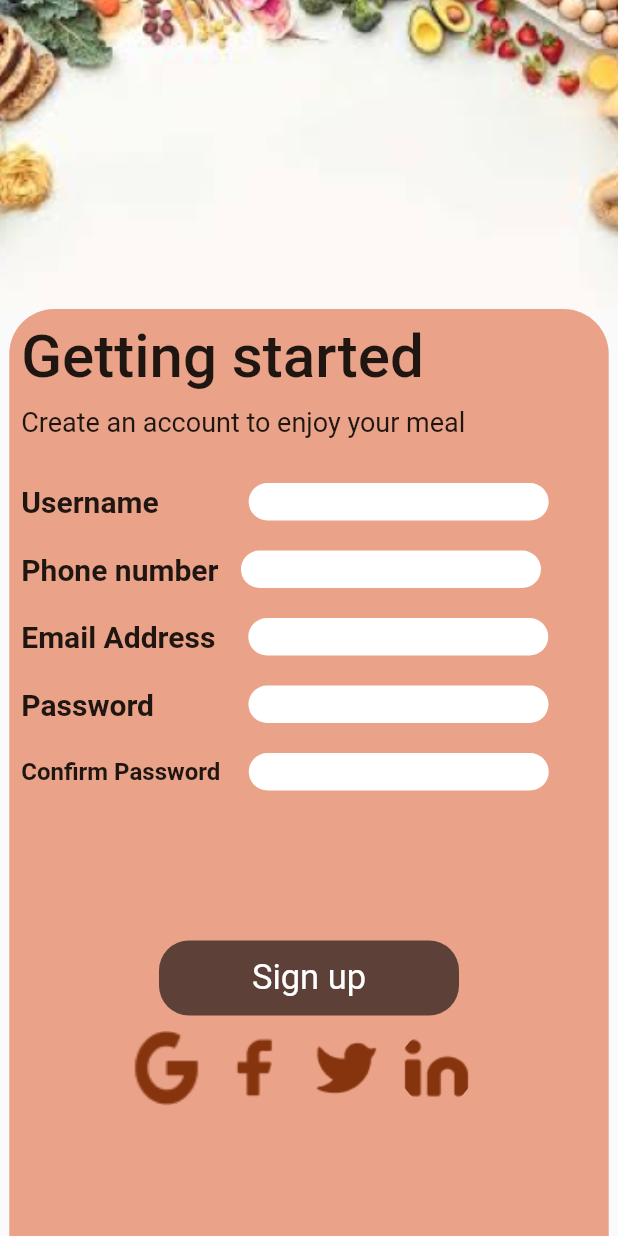
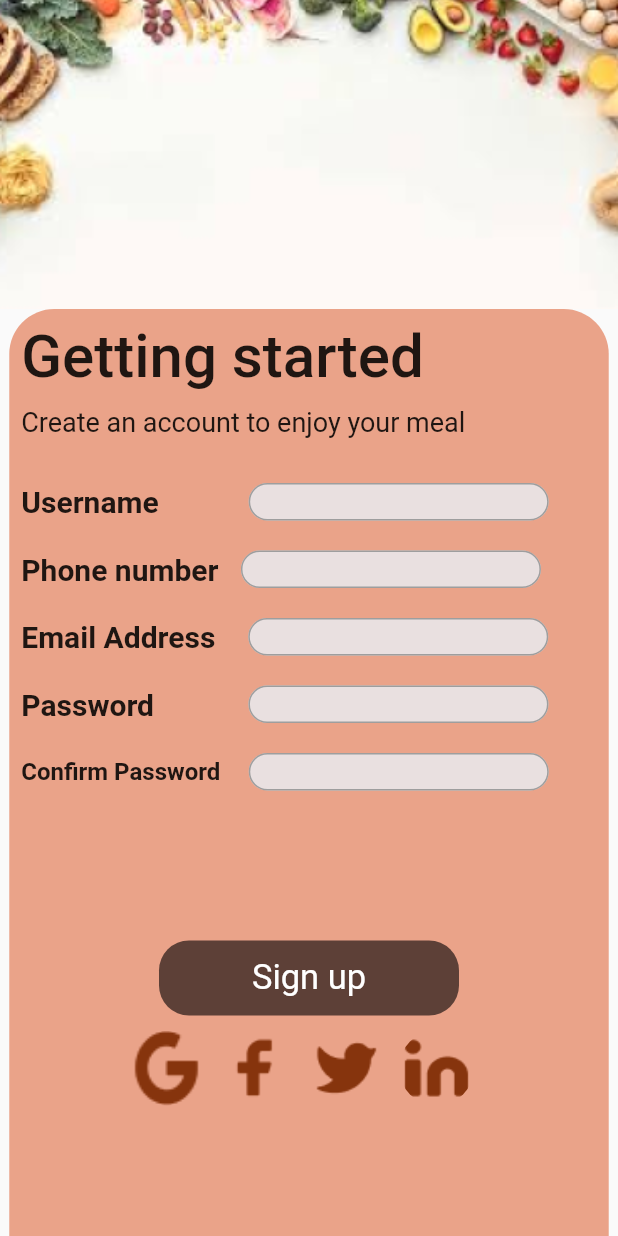
Before and after one commit to Opeoluwa-Muritala/restaurant_application, a Flutter app: the screen it shows after launch, after a tap on "Don't have an account?", on a phone screen of 412 x 824 dp. Run offline on Flutter 3.47's test engine with Material 2 defaults, Android fonts, the phone set to English and light mode, and no system bars; our stand-ins replace font_awesome_flutter; missing offline and left inert: dart:html.

Commit message:
third commit

```diff
--- a/lib/screens/create.dart
+++ b/lib/screens/create.dart
@@ -74,22 +74,20 @@ class _SignupState extends State<Signup> {
                         SizedBox(
                           width: 55,
                         ),
-                        Container(
-                          decoration: BoxDecoration(
-                            borderRadius: BorderRadius.circular(20),
-                            color: Colors.white,
-                          ),
-                          child: SizedBox(
+                        SizedBox(
                           height: 25,
                           width: 200,
-                            child: TextFormField(
-                              obscureText: false,
+                          child: TextField(
                             decoration: InputDecoration(
-                                contentPadding:
-                                    EdgeInsets.only(left: 10, bottom: 15),
+                                enabledBorder: OutlineInputBorder(
+                                    borderSide: BorderSide(color: Colors.grey),
+                                    borderRadius: BorderRadius.circular(20.0)),
+                                focusedBorder: OutlineInputBorder(
+                                    borderSide: BorderSide(color: Colors.brown),
+                                    borderRadius: BorderRadius.circular(20.0)),
                                 border: InputBorder.none,
-                              ),
-                            ),
+                                filled: true,
+                                fillColor: Color.fromARGB(255, 233, 224, 224)),
                           ),
                         ),
                       ],
@@ -107,22 +105,20 @@ class _SignupState extends State<Signup> {
                         SizedBox(
                           width: 10,
                         ),
-                        Container(
-                          decoration: BoxDecoration(
-                            borderRadius: BorderRadius.circular(20),
-                            color: Colors.white,
-                          ),
-                          child: SizedBox(
+                        SizedBox(
                           height: 25,
                           width: 200,
-                            child: TextFormField(
-                              obscureText: false,
+                          child: TextField(
                             decoration: InputDecoration(
-                                contentPadding:
-                                    EdgeInsets.only(left: 10, bottom: 15),
+                                enabledBorder: OutlineInputBorder(
+                                    borderSide: BorderSide(color: Colors.grey),
+                                    borderRadius: BorderRadius.circular(20.0)),
+                                focusedBorder: OutlineInputBorder(
+                                    borderSide: BorderSide(color: Colors.brown),
+                                    borderRadius: BorderRadius.circular(20.0)),
                                 border: InputBorder.none,
-                              ),
-                            ),
+                                filled: true,
+                                fillColor: Color.fromARGB(255, 233, 224, 224)),
                           ),
                         ),
                       ],
@@ -140,22 +136,20 @@ class _SignupState extends State<Signup> {
                         SizedBox(
                           width: 17,
                         ),
-                        Container(
-                          decoration: BoxDecoration(
-                            borderRadius: BorderRadius.circular(20),
-                            color: Colors.white,
-                          ),
-                          child: SizedBox(
+                        SizedBox(
                           height: 25,
                           width: 200,
-                            child: TextFormField(
-                              obscureText: false,
+                          child: TextField(
                             decoration: InputDecoration(
-                                contentPadding:
-                                    EdgeInsets.only(left: 10, bottom: 15),
+                                enabledBorder: OutlineInputBorder(
+                                    borderSide: BorderSide(color: Colors.grey),
+                                    borderRadius: BorderRadius.circular(20.0)),
+                                focusedBorder: OutlineInputBorder(
+                                    borderSide: BorderSide(color: Colors.brown),
+                                    borderRadius: BorderRadius.circular(20.0)),
                                 border: InputBorder.none,
-                              ),
-                            ),
+                                filled: true,
+                                fillColor: Color.fromARGB(255, 233, 224, 224)),
                           ),
                         ),
                       ],
@@ -173,22 +167,21 @@ class _SignupState extends State<Signup> {
                         SizedBox(
                           width: 58,
                         ),
-                        Container(
-                          decoration: BoxDecoration(
-                            borderRadius: BorderRadius.circular(20),
-                            color: Colors.white,
-                          ),
-                          child: SizedBox(
+                        SizedBox(
                           height: 25,
                           width: 200,
-                            child: TextFormField(
-                              obscureText: false,
+                          child: TextField(
+                            obscureText: true,
                             decoration: InputDecoration(
-                                contentPadding:
-                                    EdgeInsets.only(left: 10, bottom: 15),
+                                enabledBorder: OutlineInputBorder(
+                                    borderSide: BorderSide(color: Colors.grey),
+                                    borderRadius: BorderRadius.circular(20.0)),
+                                focusedBorder: OutlineInputBorder(
+                                    borderSide: BorderSide(color: Colors.brown),
+                                    borderRadius: BorderRadius.circular(20.0)),
                                 border: InputBorder.none,
-                              ),
-                            ),
+                                filled: true,
+                                fillColor: Color.fromARGB(255, 233, 224, 224)),
                           ),
                         ),
                       ],
@@ -206,22 +199,21 @@ class _SignupState extends State<Signup> {
                         SizedBox(
                           width: 15,
                         ),
-                        Container(
-                          decoration: BoxDecoration(
-                            borderRadius: BorderRadius.circular(20),
-                            color: Colors.white,
-                          ),
-                          child: SizedBox(
+                        SizedBox(
                           height: 25,
                           width: 200,
-                            child: TextFormField(
-                              obscureText: false,
+                          child: TextField(
+                            obscureText: true,
                             decoration: InputDecoration(
-                                contentPadding:
-                                    EdgeInsets.only(left: 10, bottom: 15),
+                                enabledBorder: OutlineInputBorder(
+                                    borderSide: BorderSide(color: Colors.grey),
+                                    borderRadius: BorderRadius.circular(20.0)),
+                                focusedBorder: OutlineInputBorder(
+                                    borderSide: BorderSide(color: Colors.brown),
+                                    borderRadius: BorderRadius.circular(20.0)),
                                 border: InputBorder.none,
-                              ),
-                            ),
+                                filled: true,
+                                fillColor: Color.fromARGB(255, 233, 224, 224)),
                           ),
                         ),
                       ],
--- a/lib/screens/in.dart
+++ b/lib/screens/in.dart
@@ -67,23 +67,20 @@ class _SigninState extends State<Signin> {
                         SizedBox(
                           width: 10,
                         ),
-                        Container(
-                          decoration: BoxDecoration(
-                              color: Colors.white,
-                              borderRadius: BorderRadius.all(
-                                Radius.circular(18),
-                              )),
-                          child: SizedBox(
+                        SizedBox(
                           height: 25,
                           width: 200,
                           child: TextField(
-                              obscureText: false,
                             decoration: InputDecoration(
-                                contentPadding:
-                                    EdgeInsets.only(left: 10, bottom: 15),
+                                enabledBorder: OutlineInputBorder(
+                                    borderSide: BorderSide(color: Colors.grey),
+                                    borderRadius: BorderRadius.circular(20.0)),
+                                focusedBorder: OutlineInputBorder(
+                                    borderSide: BorderSide(color: Colors.brown),
+                                    borderRadius: BorderRadius.circular(20.0)),
                                 border: InputBorder.none,
-                              ),
-                            ),
+                                filled: true,
+                                fillColor: Color.fromARGB(255, 233, 224, 224)),
                           ),
                         ),
                       ],
@@ -102,23 +99,21 @@ class _SigninState extends State<Signin> {
                               fontWeight: FontWeight.bold),
                         ),
                         SizedBox(width: 15),
-                        Container(
-                          decoration: BoxDecoration(
-                              color: Colors.white,
-                              borderRadius: BorderRadius.all(
-                                Radius.circular(18),
-                              )),
-                          child: SizedBox(
+                        SizedBox(
                           height: 25,
                           width: 200,
                           child: TextField(
-                              obscureText: false,
+                            obscureText: true,
                             decoration: InputDecoration(
-                                contentPadding:
-                                    EdgeInsets.only(left: 10, bottom: 15),
+                                enabledBorder: OutlineInputBorder(
+                                    borderSide: BorderSide(color: Colors.grey),
+                                    borderRadius: BorderRadius.circular(20.0)),
+                                focusedBorder: OutlineInputBorder(
+                                    borderSide: BorderSide(color: Colors.brown),
+                                    borderRadius: BorderRadius.circular(20.0)),
                                 border: InputBorder.none,
-                              ),
-                            ),
+                                filled: true,
+                                fillColor: Color.fromARGB(255, 233, 224, 224)),
                           ),
                         ),
                       ],
@@ -137,7 +132,7 @@ class _SigninState extends State<Signin> {
                         height: 28,
                         width: 200,
                         decoration: BoxDecoration(
-                            borderRadius: BorderRadius.circular(20),
+                            borderRadius: BorderRadius.circular(17),
                             color: Color.fromARGB(255, 133, 73, 51)),
                         child: Center(
                           child: Text(
```
Lines whose indentation alone changed are shown as unchanged.
